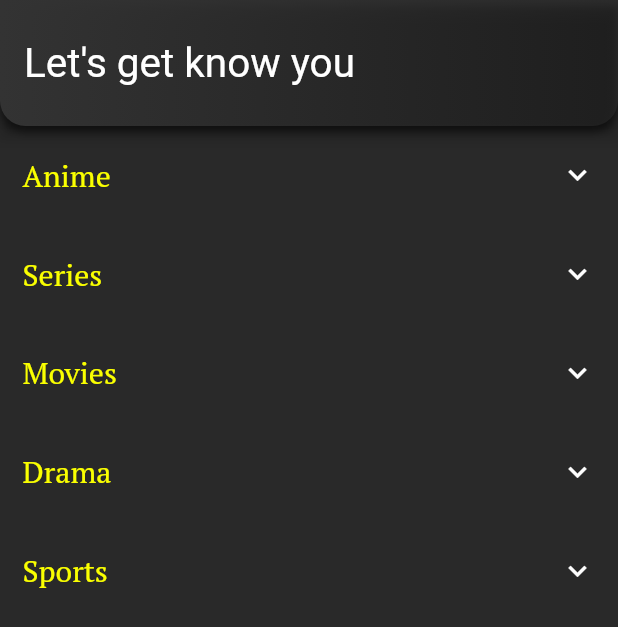
After one commit to Angularsight/communtiy, a Flutter app: the UserUpload screen opened directly, after a tap on "Next", on a phone screen of 412 x 824 dp. The commit adds this screen. Shown: the top 627 px of the screen. Run offline on Flutter 3.47's test engine with Material 2 defaults, Android fonts, the phone set to English and light mode, and no system bars; our stand-ins replace accordion, animated_text_kit, carousel_slider, cloud_firestore, dotted_line, expandable and 15 more; missing offline and left inert: razorpay_flutter; accounts and stored records are empty.

Commit message:
Interest upload part with adding tags complete. 3/4/22

```diff
--- a/lib/controllers/bottom_nav_controller.dart
+++ b/lib/controllers/bottom_nav_controller.dart
@@ -18,4 +18,5 @@ class BottomNavController extends GetxController{
 
 
 
+
 }
--- /dev/null
+++ b/lib/controllers/onboarding_controller.dart
@@ -0,0 +1,17 @@
+
+
+import 'package:get/get.dart';
+
+class OnBoardingController extends GetxController{
+  var animeList = List<String>.empty(growable: true).obs;
+  var dramaList = List<String>.empty(growable: true).obs;
+  var movies = List<String>.empty(growable: true).obs;
+  var series = List<String>.empty(growable: true).obs;
+  var sports = List<String>.empty(growable: true).obs;
+
+  var animeIsOpen = false.obs;
+  var dramaIsOpen = false.obs;
+  var moviesIsOpen = false.obs;
+  var seriesIsOpen = false.obs;
+  var sportsIsOpen = false.obs;
+}
--- /dev/null
+++ b/lib/getx_ui/interest_upload.dart
@@ -0,0 +1,292 @@
+
+
+
+import 'package:accordion/accordion.dart';
+import 'package:communtiy/controllers/firebase_controller.dart';
+import 'package:communtiy/controllers/onboarding_controller.dart';
+import 'package:communtiy/utils/icons.dart';
+import 'package:communtiy/utils/theme.dart';
+import 'package:expandable/expandable.dart';
+import 'package:flutter/material.dart';
+import 'package:flutter_typeahead/flutter_typeahead.dart';
+import 'package:get/get.dart';
+
+class InterestsUpload extends StatelessWidget {
+  InterestsUpload({Key? key,}) : super(key: key);
+
+  final OnBoardingController interestController = Get.find();
+
+  final TextEditingController animeEditingController = TextEditingController();
+  final TextEditingController seriesEditingController = TextEditingController();
+  final TextEditingController movieEditingController = TextEditingController();
+  final TextEditingController dramaEditingController = TextEditingController();
+  final TextEditingController sportsEditingController = TextEditingController();
+
+  final FocusNode animeNode = FocusNode();
+  final FocusNode seriesNode = FocusNode();
+  final FocusNode movieNode = FocusNode();
+  final FocusNode dramaNode = FocusNode();
+  final FocusNode sportsNode = FocusNode();
+
+
+  @override
+  Widget build(BuildContext context) {
+    var h = MediaQuery.of(context).size.height;
+    var w = MediaQuery.of(context).size.width;
+    return Scaffold(
+      appBar: buildAppBar(context),
+      body: SafeArea(
+        child: SingleChildScrollView(
+          child: Column(
+            children: [
+              buildCustomInterestTile(w, h, context,"Anime",animeNode, animeEditingController, interestController.animeList,interestController.animeIsOpen),
+              buildCustomInterestTile(w, h, context,"Series",seriesNode, seriesEditingController, interestController.series,interestController.seriesIsOpen),
+              buildCustomInterestTile(w, h, context,"Movies",movieNode, movieEditingController, interestController.movies,interestController.moviesIsOpen),
+              buildCustomInterestTile(w, h, context,"Drama",dramaNode, dramaEditingController, interestController.dramaList,interestController.dramaIsOpen),
+              buildCustomInterestTile(w, h, context,"Sports",sportsNode, sportsEditingController, interestController.sports,interestController.sportsIsOpen),
+              // Accordion(
+              //   maxOpenSections: 1,
+              //     disableScrolling: true,
+              //     children: [
+              //       buildAccordionSection(context, h, w, "Anime", animeNode, animeEditingController, interestController.animeList),
+              //       buildAccordionSection(context, h, w, "Series", seriesNode, seriesEditingController, interestController.series),
+              //       buildAccordionSection(context, h, w, "Movies", movieNode, movieEditingController, interestController.movies),
+              //       buildAccordionSection(context, h, w, "Drama", dramaNode, dramaEditingController, interestController.dramaList),
+              //       buildAccordionSection(context, h, w, "Sports", sportsNode, sportsEditingController, interestController.sports),
+              // ]),
+
+            ],
+          ),
+        ),
+      ),
+    );
+  }
+
+  GetX<OnBoardingController> buildCustomInterestTile(double w, double h, BuildContext context, String hint,FocusNode node, TextEditingController editingController, RxList<String> interestList, RxBool isOpen) {
+    return GetX<OnBoardingController>(
+              builder: (ctrl) {
+                if (!isOpen.value) {
+                  return SizedBox(
+                  width: w,
+                  height: h*0.08,
+                  child: Padding(
+                    padding: const EdgeInsets.symmetric(horizontal: 15.0,vertical: 5),
+                    child: InkWell(
+                      onTap: (){
+                        isOpen.value = !isOpen.value;
+                      },
+                      child: Row(
+                        mainAxisAlignment: MainAxisAlignment.spaceBetween,
+                        children: [
+                          Text(hint,style: Theme.of(context).textTheme.headline3!.copyWith(
+                            fontSize: 20,
+                            color: Theme.of(context).primaryColor,
+                          )),
+                          const Icon(Icons.keyboard_arrow_down,color: Colors.white,)
+                        ],
+                      ),
+                    ),
+                  ),
+                );
+                } else {
+                  return Padding(
+                  padding: const EdgeInsets.only(left: 15.0,right: 15,top: 25),
+                  child: Container(
+                    width: w,
+                    decoration: BoxDecoration(
+                      borderRadius: BorderRadius.circular(10),
+                      border: Border.all(color: Colors.grey.withOpacity(0.2))
+                    ),
+                    child: Column(
+                      children: [
+                        Container(
+                          height: h*0.05,
+                          width: w,
+                          decoration: BoxDecoration(
+                            color: Theme.of(context).primaryColor,
+                            borderRadius: const BorderRadius.only(
+                              topLeft: Radius.circular(10),
+                              topRight: Radius.circular(10)
+                            )
+                          ),
+                          child: Padding(
+                            padding: const EdgeInsets.symmetric(horizontal: 15.0),
+                            child: InkWell(
+                              onTap: (){
+                                isOpen.value = !isOpen.value;
+                              },
+                              child: Row(
+                                mainAxisAlignment: MainAxisAlignment.spaceBetween,
+                                children: [
+                                  Text(hint,style: Theme.of(context).textTheme.headline3!.copyWith(
+                                    fontSize: 20,
+                                    color: Colors.black,
+                                  )),
+                                  const Icon(Icons.keyboard_arrow_down,color: Colors.black,)
+                                ],
+                              ),
+                            ),
+                          ),
+                        ),
+                        SizedBox(height: h*0.01,),
+                        Column(
+                          children: [
+                            Container(
+                              height:h*0.06,
+                              width: w*0.8,
+                              constraints: const BoxConstraints(
+                                  maxHeight: double.infinity
+                              ),
+                              child: TextFormField(
+                                decoration: InputDecoration(
+                                    fillColor: const Color(0xffFFF6F6),
+                                    filled: true,
+                                    hintText: "Add tag",
+                                    suffixIcon: const Icon(Icons.add_circle,size: 30,),
+                                    border: OutlineInputBorder(
+                                        borderRadius: BorderRadius.circular(10),
+                                        borderSide: const BorderSide(
+                                            style: BorderStyle.none))),
+                                textCapitalization: TextCapitalization.sentences,
+                                textInputAction: TextInputAction.next,
+                                keyboardType: TextInputType.visiblePassword,
+                                controller: editingController,
+                                focusNode: node,
+                                onFieldSubmitted: (text) {
+                                  interestList.add(text);
+                                  editingController.clear();
+                                },
+                              ),
+                            ),
+
+                            SizedBox(height: h*0.01,),
+                            Wrap(
+                                children: interestList.map((element) => Padding(
+                                  padding: const EdgeInsets.all(2.0),
+                                  child: Chip(
+                                    label: Text(element),
+                                    deleteIcon: const Icon(Icons.clear_rounded,size: 15,),
+                                    onDeleted: (){
+                                      interestList.remove(element);
+                                    },
+                                  ),
+                                )
+                                ).toList(),)
+
+
+                          ],
+                        ),
+                      ],
+                    ),
+                  ),
+                );
+                }
+              }
+            );
+  }
+
+  AccordionSection buildAccordionSection(BuildContext context, double h, double w,String hint,FocusNode node,TextEditingController controller,RxList interestList) {
+    return AccordionSection(
+                  contentBackgroundColor: Theme.of(context).scaffoldBackgroundColor,
+                  headerBackgroundColor: Theme.of(context).scaffoldBackgroundColor,
+                  contentBorderColor: Colors.transparent,
+                  headerBackgroundColorOpened: Theme.of(context).primaryColor,
+                  header: Text(hint,style: Theme.of(context).textTheme.headline3!.copyWith(
+                      fontSize: 20,
+                      color: Theme.of(context).primaryColor,
+                  ),),
+
+                  content: GestureDetector(
+                    onTap: (){
+                      node.unfocus();
+                    },
+                    child: Container(
+                      height: h * 0.2,
+                      width: w,
+                      decoration: BoxDecoration(
+                          borderRadius: BorderRadius.circular(10)
+                      ),
+                      child: Column(
+                        children: [
+                          Container(
+                            height:h*0.06,
+                            width: w,
+                            constraints: const BoxConstraints(
+                                maxHeight: double.infinity
+                            ),
+                            child: TextFormField(
+                              decoration: InputDecoration(
+                                  fillColor: const Color(0xffFFF6F6),
+                                  filled: true,
+                                  hintText: "Add tag",
+                                  suffixIcon: const Icon(Icons.add_circle,size: 30,),
+                                  border: OutlineInputBorder(
+                                      borderRadius: BorderRadius.circular(10),
+                                      borderSide: const BorderSide(
+                                          style: BorderStyle.none))),
+                              textCapitalization: TextCapitalization.sentences,
+                              textInputAction: TextInputAction.next,
+                              keyboardType: TextInputType.visiblePassword,
+                              controller: controller,
+                              focusNode: node,
+                              onFieldSubmitted: (text) {
+                                interestList.add(text);
+                                controller.clear();
+                              },
+                            ),
+                          ),
+
+
+                          Obx(() {
+                            return Column(
+                              mainAxisSize: MainAxisSize.min,
+                              children: [
+                                Wrap(
+                                  children: interestList.map((element) => Padding(
+                                    padding: const EdgeInsets.all(2.0),
+                                    child: Chip(
+                                      label: Text(element),
+                                      deleteIcon: const Icon(Icons.clear_rounded,size: 15,),
+                                      onDeleted: (){
+                                        interestList.remove(element);
+                                      },
+                                    ),
+                                  )
+                                  ).toList(),),
+                              ],
+                            );
+                          })
+
+                        ],
+                      ),
+                    ),
+                  ));
+  }
+  AppBar buildAppBar(BuildContext context) {
+    return AppBar(
+      automaticallyImplyLeading: false,
+        toolbarHeight: kToolbarHeight*1.5,
+        backgroundColor: Colors.transparent,
+        flexibleSpace: Container(
+          decoration: BoxDecoration(
+              gradient: Themes.appBarGradient,
+              borderRadius: const BorderRadius.only(
+                  bottomRight: Radius.circular(17),
+                  bottomLeft: Radius.circular(17)),
+              boxShadow: [
+                BoxShadow(
+                    color: Colors.black.withOpacity(0.5),
+                    offset: const Offset(0, 4),
+                    blurRadius: 4,
+                    spreadRadius: 0)
+              ]),
+        ),
+        title: const Text("Let's get know you",style: TextStyle(
+          fontSize: 27,
+          color: Colors.white,
+          fontWeight: FontWeight.normal
+        ),),
+      // centerTitle: true,
+    );
+  }
+}
--- a/lib/getx_ui/login_screen.dart
+++ b/lib/getx_ui/login_screen.dart
@@ -2,6 +2,7 @@
 
 import 'dart:async';
 
+import 'package:communtiy/controllers/google_sign_in_controller.dart';
 import 'package:communtiy/getx_ui/bottom_nav_page.dart';
 import 'package:communtiy/utils/theme.dart';
 import 'package:flutter/material.dart';
@@ -20,6 +21,8 @@ class LoginScreen extends StatelessWidget {
 
   String email ='';
   String password = '';
+
+  final GoogleSignInController googleSignInController = Get.put(GoogleSignInController());
 
   @override
   Widget build(BuildContext context) {
@@ -216,6 +219,10 @@ class LoginScreen extends StatelessWidget {
                   ),
                   SizedBox(height: h*0.01,),
                   Center(
+                    child: InkWell(
+                      onTap: (){
+                        // googleSignInController.googleLogin();
+                      },
                       child: Container(
                         width: w*0.75,
                         height: h*0.055,
@@ -246,6 +253,7 @@ class LoginScreen extends StatelessWidget {
                                   backgroundColor: Colors.white,
                                   child: ClipOval(child: Image.asset('assets/images/google logo.png',fit: BoxFit.contain)))
                             ],
+                          ),
                         ),
                       ),
                     ),
--- a/lib/getx_ui/matched_screen.dart
+++ b/lib/getx_ui/matched_screen.dart
@@ -156,7 +156,7 @@ class MatchedScreen extends StatelessWidget {
                               );
                             },
                             separatorBuilder: (context, index) => SizedBox(width: 2,),
-                            itemCount: controller.parties[controller.partyIndexForMatchedPage.value].images!.length),
+                            itemCount: controller.parties.length),
                       ),
                     ],
                   ),
--- a/lib/getx_ui/user_upload.dart
+++ b/lib/getx_ui/user_upload.dart
@@ -1,6 +1,8 @@
 import 'dart:io';
 import 'package:cloud_firestore/cloud_firestore.dart';
 import 'package:communtiy/controllers/firebase_controller.dart';
+import 'package:communtiy/controllers/onboarding_controller.dart';
+import 'package:communtiy/getx_ui/interest_upload.dart';
 import 'package:communtiy/utils/icons.dart';
 import 'package:communtiy/utils/theme.dart';
 import 'package:firebase_storage/firebase_storage.dart';
@@ -41,6 +43,7 @@ class _UserUploadState extends State<UserUpload> {
   String password = '';
   String phoneNumber = "";
 
+  final OnBoardingController onBoardingController = Get.put(OnBoardingController());
 
   @override
   void initState() {
@@ -128,11 +131,10 @@ class _UserUploadState extends State<UserUpload> {
     });
 
     print("Profile pic url :$userProfilePicUrlList");
-
-
+    _uploadDataToFirebase();
   }
 
-  void _uploadDataToFirebase(List<String> playingSongs) {
+  void _uploadDataToFirebase() {
     FirebaseFirestore.instance.collection('UserDetails').doc().set({
       'userId':'something',
       'userName':username,
@@ -158,6 +160,7 @@ class _UserUploadState extends State<UserUpload> {
       body: Stack(
         children: [
           SingleChildScrollView(
+            physics: const BouncingScrollPhysics(),
             child: Form(
                 key: _formKey,
                 child: Padding(
@@ -295,7 +298,7 @@ class _UserUploadState extends State<UserUpload> {
                               textInputAction: TextInputAction.next,
                               keyboardType:
                                   const TextInputType.numberWithOptions(
-                                      decimal: true),
+                                      decimal: false),
                               key: const ValueKey('Xp'),
                               controller: xpController,
                               focusNode: xpNode,
@@ -344,7 +347,7 @@ class _UserUploadState extends State<UserUpload> {
                               fillColor: const Color(0xffFFF6F6),
                               filled: true,
                               hintText: "Password",
-                              suffixIcon: Icon(Icons.password),
+                              suffixIcon: const Icon(Icons.password),
                               border: OutlineInputBorder(
                                   borderRadius: BorderRadius.circular(10),
                                   borderSide: const BorderSide(
@@ -375,8 +378,11 @@ class _UserUploadState extends State<UserUpload> {
                       const SizedBox(
                         height: 20,
                       ),
+
+
+                      // InterestsUpload(listName: "Anime",interestList: onBoardingController.animeList,),
                       Row(
-                        mainAxisAlignment: MainAxisAlignment.spaceEvenly,
+                        mainAxisAlignment: MainAxisAlignment.spaceAround,
                         children: [
                           InkWell(
                             onTap: () {
@@ -393,10 +399,30 @@ class _UserUploadState extends State<UserUpload> {
                                       topRight: Radius.circular(10))),
                               child: Center(
                                   child: Text(
-                                "Next",
+                                "Upload",
                                 style: t.textTheme.headline1!
                                     .copyWith(color: Colors.black),
                               )),
+                            ),
+                          ),
+                          InkWell(
+                            onTap: () {
+                              Get.to(()=>InterestsUpload());
+                            },
+                            child: Container(
+                              width: w * 0.3,
+                              height: h * 0.05,
+                              decoration: const BoxDecoration(
+                                  color: Color(0xffefd151),
+                                  borderRadius: BorderRadius.only(
+                                      topLeft: Radius.circular(10),
+                                      topRight: Radius.circular(10))),
+                              child: Center(
+                                  child: Text(
+                                    "Next",
+                                    style: t.textTheme.headline1!
+                                        .copyWith(color: Colors.black),
+                                  )),
                             ),
                           ),
                           InkWell(
@@ -410,7 +436,7 @@ class _UserUploadState extends State<UserUpload> {
                               urlList2.clear();
                               userProfilePic.clear();
                               userProfilePicUrlList.clear();
-
+                              passwordController.clear();
                               setState(() {
                                 pickedImageBool2 = false;
                                 userImagePickedBool = false;
@@ -519,7 +545,7 @@ class _UserUploadState extends State<UserUpload> {
 
   Widget afterImagePick2() {
     final w = MediaQuery.of(context).size.width;
-    final h = MediaQuery.of(context).size.height;
+    // final h = MediaQuery.of(context).size.height;
 
     if (userImagePickedBool) {
       return SizedBox(
--- a/lib/utils/theme.dart
+++ b/lib/utils/theme.dart
@@ -2,6 +2,9 @@ import 'package:flutter/material.dart';
 import 'package:google_fonts/google_fonts.dart';
 
 class Themes {
+
+
+
   static LinearGradient appBarGradient = LinearGradient(colors: [
     const Color(0xff333333),
     const Color(0xff303030).withOpacity(0.47)
@@ -40,6 +43,7 @@ class Themes {
       stops: const [0.0,0.5,1]
   );
 
+
   ThemeData themeData() {
     return ThemeData(
       scaffoldBackgroundColor: const Color(0xff292929),
--- a/pubspec.yaml
+++ b/pubspec.yaml
@@ -37,8 +37,9 @@ dependencies:
   intl:
 
 
-  #firebase
+  #firebase and google sign in
   firebase_auth: ^3.1.0
+  google_sign_in: ^5.2.2
   firebase_core: ^1.6.0
   cloud_firestore:
   firebase_storage: ^10.2.9
@@ -61,6 +62,7 @@ dependencies:
   image_picker: ^0.8.4
   dotted_line: ^3.1.0
   accordion: ^2.2.3
+  expandable: ^5.0.1
 
   #Inner shadow plugin
   flutter_inset_box_shadow: ^1.0.7
@@ -82,7 +84,6 @@ dependencies:
   #Save screenshot to gallery and share
   screenshot: ^1.2.3
   image_gallery_saver: ^1.7.1
-
 
 
   #Splash screen and onBoarding
```
Also changed, not shown: lib/controllers/google_sign_in_controller.dart (added, +32 -0 lines), lib/getx_ui/main_screen.dart (+14 -8 lines), lib/getx_ui/party_details.dart (+45 -11 lines), pubspec.lock. Lines whose indentation alone changed are shown as unchanged.
